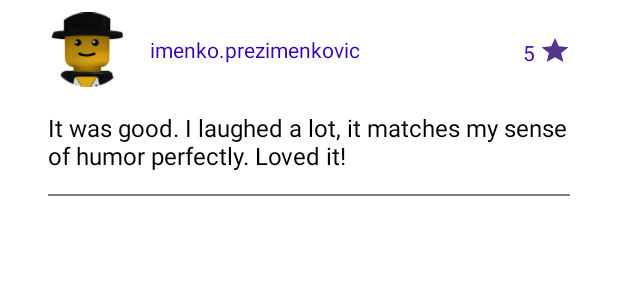
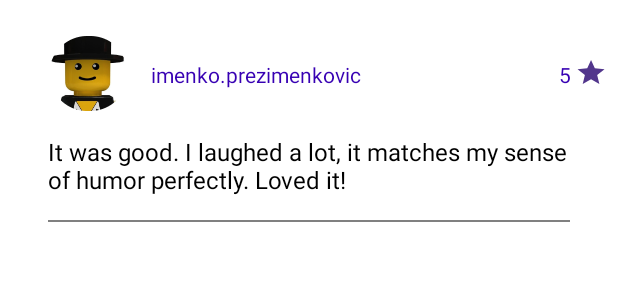
Before and after one commit to KolegaKolega/isa-shows-app-KolegaKolega, an Android app: the layout item_reviw.xml on its own in the app's theme, with its tools: preview values and no code run, on a phone screen of 412 x 824 dp. Shown: the top 300 px of the screen. Run offline under Robolectric (Android 15) with nearby library versions, the phone set to English and light mode, and no system bars.

Commit message:
fixed after pull request review

```diff
--- a/app/build.gradle
+++ b/app/build.gradle
@@ -44,6 +44,7 @@ dependencies {
     implementation 'androidx.core:core-ktx:1.6.0'
     implementation 'androidx.appcompat:appcompat:1.3.0'
     implementation 'com.google.android.material:material:1.4.0'
+    implementation 'androidx.constraintlayout:constraintlayout:2.0.4'
     testImplementation 'junit:junit:4.+'
     androidTestImplementation 'androidx.test.ext:junit:1.1.3'
     androidTestImplementation 'androidx.test.espresso:espresso-core:3.4.0'
--- a/app/src/main/AndroidManifest.xml
+++ b/app/src/main/AndroidManifest.xml
@@ -9,7 +9,7 @@
         android:roundIcon="@mipmap/ic_launcher_round"
         android:supportsRtl="true"
         android:theme="@style/Theme.Showskolegakolega">
-        <activity android:name=".ShowDetailsActivity"></activity>
+        <activity android:name=".ShowDetailsActivity"/>
         <activity android:name=".EmptyStateActivity" />
         <activity android:name=".ShowsActivity" />
         <activity android:name=".MainActivity" />
--- a/app/src/main/java/com/example/shows_kolegakolega/ShowDetailsActivity.kt
+++ b/app/src/main/java/com/example/shows_kolegakolega/ShowDetailsActivity.kt
@@ -103,9 +103,10 @@ class ShowDetailsActivity : AppCompatActivity() {
     private fun initLayout() {
         binding.showTitle.text = intent.extras?.getString(EXTRA_SHOW_NAME)
         binding.showDescription.text = intent.extras?.getString(EXTRA_SHOW_DES)
-        val img = intent.extras?.getString(EXTRA_SHOW_IMAGE)
-        if (img != null) {
-            binding.showImage.setImageResource( img.toInt() )
+        val imageResourceId = intent.extras?.getInt(EXTRA_SHOW_IMAGE)
+        if (imageResourceId != null) {
+            binding.showImage.setImageResource(imageResourceId)
         }
+
     }
 }
--- a/app/src/main/res/layout/activity_show_details.xml
+++ b/app/src/main/res/layout/activity_show_details.xml
@@ -29,11 +29,6 @@
                 android:fitsSystemWindows="true"
                 app:layout_scrollFlags="scroll|enterAlways"/>
         </com.google.android.material.appbar.CollapsingToolbarLayout>
-
-<!--        <com.google.android.material.tabs.TabLayout-->
-<!--            android:layout_width="match_parent"-->
-<!--            android:layout_height="wrap_content"-->
-<!--            app:tabMode="scrollable"/>-->
 
     </com.google.android.material.appbar.AppBarLayout>
 
@@ -138,11 +133,12 @@
 
             <TextView
                 android:id="@+id/no_reviwe_yet"
-                android:layout_width="120dp"
+                android:layout_width="0dp"
                 android:layout_height="wrap_content"
                 android:layout_marginTop="40dp"
                 android:layout_marginBottom="40dp"
-                android:text="No reviews yet"
+                android:text="@string/no_reviews_yet"
+                android:gravity="center"
                 app:layout_constraintEnd_toEndOf="parent"
                 app:layout_constraintStart_toStartOf="parent"
                 app:layout_constraintTop_toBottomOf="@id/review"
@@ -166,5 +162,4 @@
 
     </androidx.core.widget.NestedScrollView>
 
-
 </androidx.coordinatorlayout.widget.CoordinatorLayout>
--- a/app/src/main/res/layout/item_reviw.xml
+++ b/app/src/main/res/layout/item_reviw.xml
@@ -1,99 +1,85 @@
 <?xml version="1.0" encoding="utf-8"?>
-<FrameLayout xmlns:android="http://schemas.android.com/apk/res/android"
+<androidx.constraintlayout.widget.ConstraintLayout xmlns:android="http://schemas.android.com/apk/res/android"
+    xmlns:app="http://schemas.android.com/apk/res-auto"
     xmlns:tools="http://schemas.android.com/tools"
     android:layout_width="match_parent"
     android:layout_height="wrap_content"
-    xmlns:app="http://schemas.android.com/apk/res-auto"
-    android:padding="8dp"
-    android:clipToPadding="false">
+    android:clipToPadding="false"
+    android:padding="8dp">
 
-<!--    <androidx.cardview.widget.CardView-->
-<!--        android:layout_width="match_parent"-->
-<!--        android:layout_height="match_parent"-->
-<!--        android:layout_marginStart="24dp"-->
-<!--        android:layout_marginEnd="24dp"-->
-<!--        android:layout_marginBottom="16dp">-->
-
-        <LinearLayout
-            android:layout_width="match_parent"
-            android:layout_height="wrap_content"
-            android:orientation="vertical"
-            android:layout_marginBottom="16dp">
-
-        <androidx.constraintlayout.widget.ConstraintLayout
-            android:layout_width="match_parent"
-            android:layout_height="wrap_content"
-            android:layout_marginStart="24dp"
-            android:layout_marginEnd="24dp"
-            android:layout_marginBottom="16dp">
 
     <ImageView
         android:id="@+id/placeholder"
-                    android:layout_width="52dp"
-                    android:layout_height="50dp"
+        android:layout_width="wrap_content"
+        android:layout_height="wrap_content"
         android:src="@drawable/ic_profile_placeholder"
         app:layout_constraintStart_toStartOf="parent"
         app:layout_constraintTop_toTopOf="parent"
-                    app:layout_constraintBottom_toBottomOf="parent"/>
+        android:layout_marginStart="24dp"
+        android:layout_marginTop="16dp"/>
 
     <TextView
         android:id="@+id/name"
         android:layout_width="wrap_content"
         android:layout_height="wrap_content"
-                    android:maxLines="1"
-                    android:ellipsize="end"
-                    tools:text="imenko.prezimenkovic"
-                    android:textColor="@color/purple_700"
         android:layout_gravity="center"
         android:layout_marginStart="16dp"
+        android:ellipsize="end"
+        android:maxLines="1"
+        android:textColor="@color/purple_700"
+        android:layout_marginTop="32dp"
         app:layout_constraintStart_toEndOf="@id/placeholder"
         app:layout_constraintTop_toTopOf="parent"
-                    app:layout_constraintBottom_toBottomOf="parent"/>
+        tools:text="imenko.prezimenkovic" />
 
     <ImageView
         android:id="@+id/rating_star"
         android:layout_width="wrap_content"
         android:layout_height="wrap_content"
         android:src="@drawable/ic_star"
-                    app:layout_constraintTop_toTopOf="parent"
-                    app:layout_constraintBottom_toBottomOf="parent"
-                    app:layout_constraintEnd_toEndOf="parent"/>
+        android:layout_marginTop="32dp"
+        app:layout_constraintEnd_toEndOf="parent"
+        app:layout_constraintTop_toTopOf="parent" />
 
     <TextView
         android:id="@+id/rating"
         android:layout_width="wrap_content"
         android:layout_height="16dp"
-                    tools:text="5"
-                    android:layout_margin="4dp"
         android:textColor="@color/purple_700"
+        android:layout_marginTop="32dp"
+        app:layout_constraintEnd_toStartOf="@id/rating_star"
         app:layout_constraintTop_toTopOf="parent"
-                    app:layout_constraintBottom_toBottomOf="parent"
-                    app:layout_constraintEnd_toStartOf="@id/rating_star"/>
-
-            </androidx.constraintlayout.widget.ConstraintLayout>
+        android:layout_marginEnd="4dp"
+        tools:text="5" />
 
     <TextView
         android:id="@+id/reviwe_comment"
         android:layout_width="match_parent"
         android:layout_height="wrap_content"
-                tools:text="It was good. I laughed a lot, it matches my sense of humor perfectly. Loved it!"
-                android:textColor="@color/black"
-                android:maxLines="2"
-                android:ellipsize="end"
+        android:layout_gravity="bottom"
         android:layout_marginStart="24dp"
         android:layout_marginEnd="24dp"
+        android:ellipsize="end"
+        android:maxLines="2"
+        android:textColor="@color/black"
         android:textSize="16sp"
-                android:layout_gravity="bottom"/>
+        android:layout_marginTop="16dp"
+        app:layout_constraintStart_toStartOf="parent"
+        app:layout_constraintTop_toBottomOf="@id/placeholder"
 
-        </LinearLayout>
+        tools:text="It was good. I laughed a lot, it matches my sense of humor perfectly. Loved it!" />
 
-    <LinearLayout
-        android:layout_gravity="bottom"
+
+    <View
         android:layout_width="match_parent"
         android:layout_height="1dp"
+        android:layout_gravity="bottom"
+        android:layout_marginStart="24dp"
+        android:layout_marginEnd="24dp"
+        android:layout_marginTop="16dp"
         android:background="@color/gray"
-        android:layout_marginStart="24dp"
-        android:layout_marginEnd="24dp">
-    </LinearLayout>
+        app:layout_constraintStart_toStartOf="parent"
+        app:layout_constraintEnd_toEndOf="parent"
+        app:layout_constraintTop_toBottomOf="@id/reviwe_comment"/>
 
-</FrameLayout>
+</androidx.constraintlayout.widget.ConstraintLayout>
--- a/app/src/main/res/values/strings.xml
+++ b/app/src/main/res/values/strings.xml
@@ -1,3 +1,4 @@
 <resources>
     <string name="app_name">Shows-kolegakolega</string>
+    <string name="no_reviews_yet">No reviews yet</string>
 </resources>
```
Lines whose indentation alone changed are shown as unchanged.
